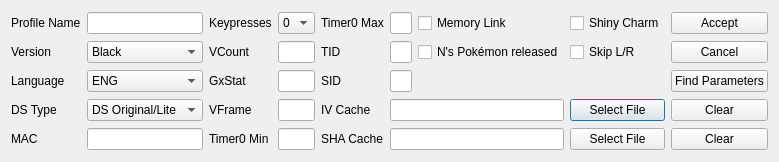
Before: the Qt Designer form Form/Gen5/Profile/ProfileEditor5.ui in NickPlayeZ/PokeFinder, drawn with Qt 5.
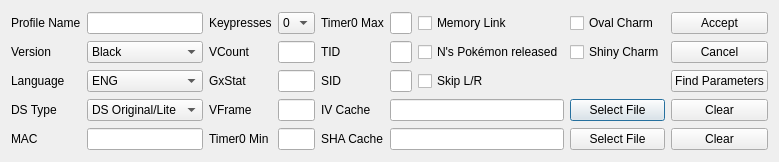
After: the same form once the commit is applied. Custom widgets are drawn as their Qt base class.

Patch:
```diff
--- a/Form/Gen5/Profile/ProfileEditor5.ui
+++ b/Form/Gen5/Profile/ProfileEditor5.ui
@@ -278,13 +278,20 @@
     </widget>
    </item>
    <item row="0" column="7">
+    <widget class="QCheckBox" name="checkBoxOvalCharm">
+     <property name="text">
+      <string>Oval Charm</string>
+     </property>
+    </widget>
+   </item>
+   <item row="1" column="7">
     <widget class="QCheckBox" name="checkBoxShinyCharm">
      <property name="text">
       <string>Shiny Charm</string>
      </property>
     </widget>
    </item>
-   <item row="1" column="7">
+   <item row="2" column="6">
     <widget class="QCheckBox" name="checkBoxSkipLR">
      <property name="text">
       <string>Skip L/R</string>
```
Left out of the diff: 1 changed line with no effect on the pictures.
